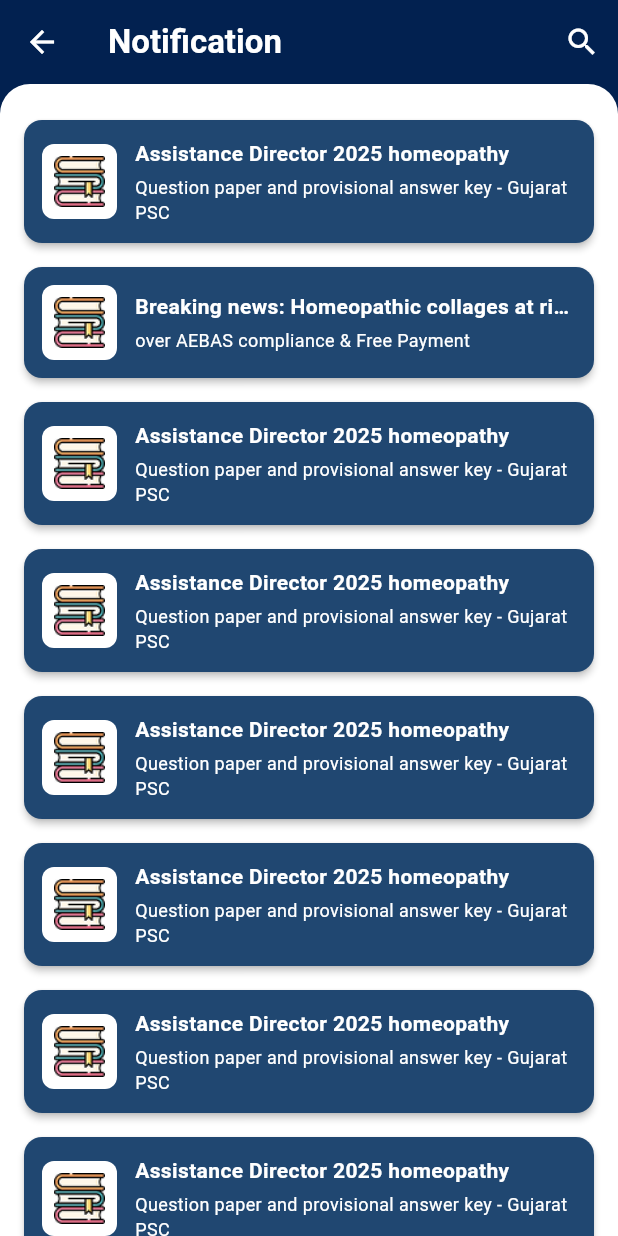
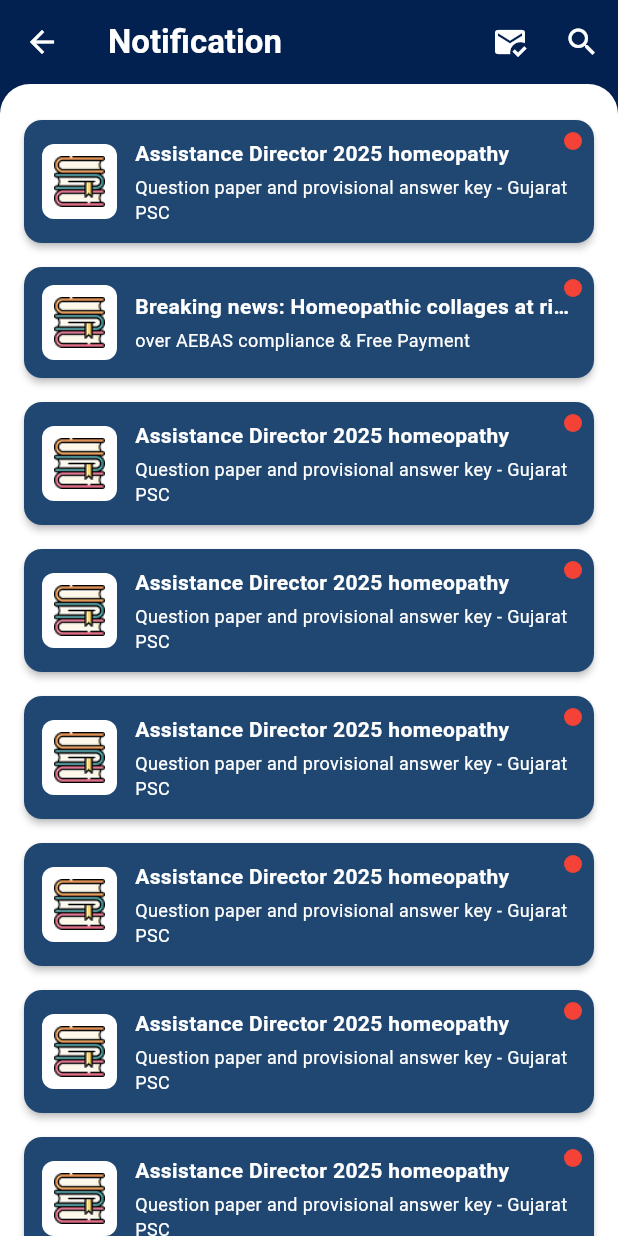
Before and after one commit to AnkitBisht1317/DOMUS, a Flutter app: the NotificationScreenContent screen opened directly, on a phone screen of 412 x 824 dp. Run offline on Flutter 3.47's test engine with Material 3 defaults, Android fonts, the phone set to English and light mode, and no system bars; our stand-ins replace carousel_slider, cloud_firestore, firebase_auth, firebase_core, firebase_messaging, firebase_storage and 6 more; accounts and stored records are empty; generated files the repository leaves out were written again.

Commit message:
new commit

```diff
--- a/lib/features/notifications/domain/models/notification_model.dart
+++ b/lib/features/notifications/domain/models/notification_model.dart
@@ -4,6 +4,7 @@ class NotificationModel {
   final String message;
   final DateTime timestamp;
   final String iconPath;
+  final String? imageUrl; // Add image URL support
   final bool isRead;
 
   const NotificationModel({
@@ -12,6 +13,7 @@ class NotificationModel {
     required this.message,
     required this.timestamp,
     required this.iconPath,
+    this.imageUrl, // Optional image URL
     this.isRead = false,
   });
 
@@ -21,6 +23,7 @@ class NotificationModel {
     String? message,
     DateTime? timestamp,
     String? iconPath,
+    String? imageUrl,
     bool? isRead,
   }) {
     return NotificationModel(
@@ -29,6 +32,7 @@ class NotificationModel {
       message: message ?? this.message,
       timestamp: timestamp ?? this.timestamp,
       iconPath: iconPath ?? this.iconPath,
+      imageUrl: imageUrl ?? this.imageUrl,
       isRead: isRead ?? this.isRead,
     );
   }
--- a/lib/features/notifications/presentation/screens/notification_screen.dart
+++ b/lib/features/notifications/presentation/screens/notification_screen.dart
@@ -51,6 +51,14 @@ class NotificationScreenContent extends StatelessWidget {
                 autofocus: true,
               ),
         actions: [
+          // Add mark all as read button
+          if (!viewModel.isSearching && viewModel.unreadCount > 0)
+            IconButton(
+              icon: const Icon(Icons.mark_email_read, color: Colors.white),
+              onPressed: () {
+                viewModel.markAllAsRead();
+              },
+            ),
           IconButton(
             icon: Icon(
               viewModel.isSearching ? Icons.close : Icons.search,
@@ -68,7 +76,6 @@ class NotificationScreenContent extends StatelessWidget {
       ),
       body: Column(
         children: [
-          // Remove the FCM Token Display section
           Expanded(
             child: Container(
               decoration: const BoxDecoration(
@@ -104,7 +111,6 @@ class NotificationScreenContent extends StatelessWidget {
   }
 }
 
-// Keep the existing NotificationCard class
 class NotificationCard extends StatelessWidget {
   final NotificationModel notification;
 
@@ -115,19 +121,28 @@ class NotificationCard extends StatelessWidget {
 
   @override
   Widget build(BuildContext context) {
-    return Card(
+    final viewModel = Provider.of<NotificationViewModel>(context, listen: false);
+
+    return GestureDetector(
+      onTap: () {
+        // Mark as read when tapped
+        viewModel.markAsRead(notification.id);
+      },
+      child: Card(
         margin: const EdgeInsets.symmetric(horizontal: 16, vertical: 8),
         elevation: 2,
-      color: const Color(0xFF204771), // Light blue background for cards
+        color: const Color(0xFF204771),
         shape: RoundedRectangleBorder(
           borderRadius: BorderRadius.circular(12),
         ),
-      child: Padding(
+        child: Stack(
+          children: [
+            Padding(
               padding: const EdgeInsets.all(12),
               child: Row(
                 crossAxisAlignment: CrossAxisAlignment.center,
                 children: [
-            // Use the original colored icon without applying any color tint
+                  // Icon or image container
                   Container(
                     width: 50,
                     height: 50,
@@ -137,11 +152,23 @@ class NotificationCard extends StatelessWidget {
                     ),
                     child: Padding(
                       padding: const EdgeInsets.all(8.0),
-                child: Image.asset(
+                      child: notification.imageUrl != null
+                          ? Image.network(
+                              notification.imageUrl!,
+                              width: 34,
+                              height: 34,
+                              errorBuilder: (context, error, stackTrace) {
+                                return Image.asset(
                                   notification.iconPath,
                                   width: 34,
                                   height: 34,
-                  // No color property to preserve original colors
+                                );
+                              },
+                            )
+                          : Image.asset(
+                              notification.iconPath,
+                              width: 34,
+                              height: 34,
                             ),
                     ),
                   ),
@@ -170,7 +197,25 @@ class NotificationCard extends StatelessWidget {
                           maxLines: 2,
                           overflow: TextOverflow.ellipsis,
                         ),
+                        // Removed timestamp display as requested
                       ],
+                    ),
+                  ),
+                ],
+              ),
+            ),
+            // Red dot indicator for unread notifications
+            if (!notification.isRead)
+              Positioned(
+                top: 8,
+                right: 8,
+                child: Container(
+                  width: 12,
+                  height: 12,
+                  decoration: const BoxDecoration(
+                    color: Colors.red,
+                    shape: BoxShape.circle,
+                  ),
                 ),
               ),
           ],
--- a/lib/features/notifications/presentation/viewmodels/notification_view_model.dart
+++ b/lib/features/notifications/presentation/viewmodels/notification_view_model.dart
@@ -8,11 +8,9 @@ class NotificationViewModel extends ChangeNotifier {
   String _searchQuery = '';
   final List<NotificationModel> _notifications = [];
   final FirebaseMessagingService _messagingService = FirebaseMessagingService();
-  // Remove the fcmToken property and getter
 
   bool get isSearching => _isSearching;
   String get searchQuery => _searchQuery;
-  // Remove the fcmToken getter
 
   List<NotificationModel> get notifications {
     if (_searchQuery.isEmpty) {
@@ -25,6 +23,9 @@ class NotificationViewModel extends ChangeNotifier {
     }).toList();
   }
 
+  // Get unread notifications count for badge
+  int get unreadCount => _notifications.where((notification) => !notification.isRead).length;
+
   NotificationViewModel() {
     _initializeNotifications();
     _initializeMessaging();
@@ -32,8 +33,12 @@ class NotificationViewModel extends ChangeNotifier {
 
   Future<void> _initializeMessaging() async {
     await _messagingService.initialize();
-    // Remove the token retrieval and storage in the view model
-    // Just log for debugging purposes
+
+    // Set callback to receive foreground notifications
+    _messagingService.setOnNotificationReceived((notification) {
+      addNotification(notification);
+    });
+
     developer.log('Notification messaging initialized');
     notifyListeners();
   }
```
Also changed, not shown: lib/features/notifications/data/services/firebase_messaging_service.dart (+25 -1 lines). Lines whose indentation alone changed are shown as unchanged.
